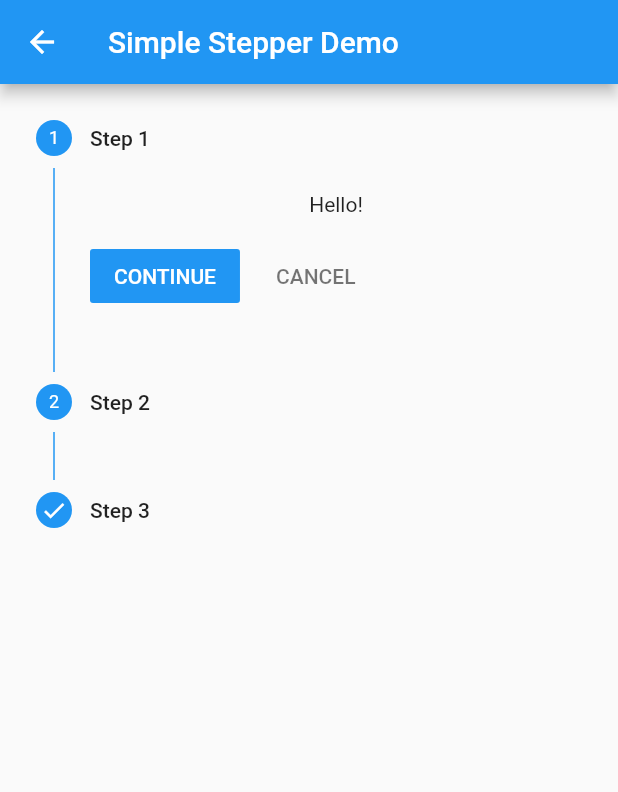
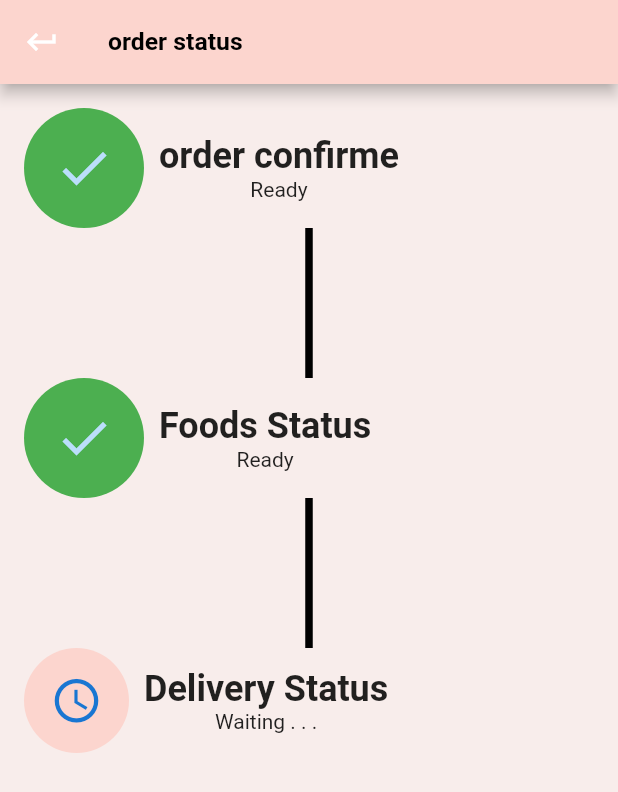
Before and after one commit to IDIRYACINE/online_order_client, a Flutter app: the screen it shows after launch, item 2 of the bottom bar chosen, after a tap on the "delivery dining" icon, on a phone screen of 412 x 824 dp. Shown: the top 792 px of the screen. Run offline on Flutter 3.47's test engine with Material 2 defaults, Android fonts, the phone set to English and light mode, and no system bars; our stand-ins replace cloud_firestore, firebase_auth, firebase_core, firebase_database, firebase_storage, google_maps_flutter and 3 more; missing offline and left inert: dart:ffi, flutter_facebook_auth; accounts and stored records are empty; statements that could not run were skipped.

Commit message:
status Screen

```diff
--- a/lib/Application/Providers/navigation_provider.dart
+++ b/lib/Application/Providers/navigation_provider.dart
@@ -16,7 +16,7 @@ class NavigationProvider with ChangeNotifier {
     CartScreen(),
     CategoryScreen(),
     ProfileScreen(),
-    StepperDemo()
+     StatusScreen()
   ];
 
   int _screenIndex = 0;
@@ -60,7 +60,7 @@ class NavigationProvider with ChangeNotifier {
   }
  void navigateToStatus(BuildContext context) {
     Navigator.push(
-        context, MaterialPageRoute(builder: (context) =>  StepperDemo()));
+        context, MaterialPageRoute(builder: (context) =>  StatusScreen()));
   }
   void navigateToDeliveryAddressScreen(
       BuildContext context, VoidCallback callback,
--- a/lib/Ui/Components/shared_components.dart
+++ b/lib/Ui/Components/shared_components.dart
@@ -1,3 +1,5 @@
+import 'dart:ffi';
+
 import 'package:flutter/material.dart';
 import '../../Domain/Catalogue/product_model.dart';
 
--- a/lib/Ui/Status/Status.dart
+++ b/lib/Ui/Status/Status.dart
@@ -1,79 +1,176 @@
 import 'package:flutter/material.dart';
+import 'package:online_order_client/Ui/Components/shared_components.dart';
 
-class StepperDemo extends StatefulWidget {
-  StepperDemo() : super();
-
-  final String title = "Stepper Demo";
+class StatusScreen extends StatefulWidget {
+  const StatusScreen({Key? key}) : super(key: key);
 
   @override
-  StepperDemoState createState() => StepperDemoState();
+  State<StatusScreen> createState() => _StatusScreenState();
 }
 
-class StepperDemoState extends State<StepperDemo> {
-  //
-  int current_step = 0;
-  static  StepState CompleteStat=StepState.complete;
- static  StepState WaitingStat = StepState.indexed;
-
-  List<Step> steps = [
-    Step(
-      title: Text('Step 1'),
-      content: Text('Hello!'),
-      state: WaitingStat,
-      isActive: true,
-    ),
-    Step(
-      title: Text('Step 2'),
-      content: Text('World!'),
-      state: WaitingStat,
-      isActive: true,
-    ),
-    Step(
-      title: Text('Step 3'),
-      content: Text('Hello World!'),
-      state: StepState.complete,
-      isActive: true,
-    ),
-  ];
+class _StatusScreenState extends State<StatusScreen> {
+  IconData IconeStatus = Icons.access_time_outlined;
+  double AvatarSize = 35;
+  Color AvatarColor = parseColor("#FCD5CE");
+  Color IconColor = Colors.white;
+  double IconeSize = 35;
+  static bool state = true; //as controller
+  String? Stt = state ? "Ready" : "Waiting. . .";
+  IconData IconeStatusTrue = Icons.check;
+  double IconeSizeTrue = 40;
+  double AvatarSizeTrue = 40;
+  Color AvatarColorTrue = Colors.green;
+//
+  IconData IconeStatus2 = Icons.access_time_outlined;
+  double AvatarSize2 = 35;
+  Color AvatarColor2 = parseColor("#FCD5CE");
+  Color IconColor2 = Colors.white;
+  double IconeSize2 = 35;
+  static bool state2 = true; //as controller
+  String? Stt2 = state2 ? "Ready" : "Waiting . . .";
+  IconData IconeStatusTrue2 = Icons.check;
+  double IconeSizeTrue2 = 40;
+  double AvatarSizeTrue2 = 40;
+  Color AvatarColorTrue2 = Colors.green;
+//
+  IconData IconeStatus3 = Icons.access_time_outlined;
+  double AvatarSize3 = 35;
+  Color AvatarColor3 = parseColor("#FCD5CE");
+  Color IconColor3 = Colors.white;
+  double IconeSize3 = 35;
+  static bool state3 = false; //as controller
+  String? Stt3 = state3 ? "Ready" : "Waiting . . .";
+  IconData IconeStatusTrue3 = Icons.check;
+  double IconeSizeTrue3 = 40;
+  double AvatarSizeTrue3 = 40;
+  Color AvatarColorTrue3 = Colors.green;
   @override
   Widget build(BuildContext context) {
+    if (state == false) {
+      state2 = false;
+    }
+    if (state2 == false) {
+      state3 = false;
+    }
     return Scaffold(
-      // Appbar
+      backgroundColor: parseColor("#F8EDEB"),
       appBar: AppBar(
-        // Title
-        title: Text("Simple Stepper Demo"),
+        title: const Text(
+          "order status",
+          style: TextStyle(
+            fontSize: 16.5,
+            fontWeight: FontWeight.bold,
+            color: Colors.black,
+          ),
+        ),
+        backgroundColor: parseColor("#FCD5CE"),
+        centerTitle: false,
+        leading: IconButton(
+            onPressed: () => Navigator.pop(context, false),
+            icon: const Icon(Icons.keyboard_return)),
       ),
-      // Body
-      body: Container(
-        child: Stepper(
-
-          currentStep: this.current_step,
-          steps: steps,
-          type: StepperType.vertical,
-          onStepTapped: (step) {
-            setState(() {
-              current_step = step;
-            });
-          },
-          onStepContinue: () {
-            setState(() {
-              if (current_step < steps.length - 1) {
-                current_step = current_step + 1;
-                WaitingStat==CompleteStat;
-              } else {
-                current_step = 0;
-              }
-            });
-          },
-          onStepCancel: () {
-            setState(() {
-              if (current_step > 0) {
-                current_step = current_step - 1;
-              } else {
-                current_step = 0;
-              }
-            });
-          },
+      body: Padding(
+        padding: const EdgeInsets.all(16.0),
+        child: Column(
+          mainAxisSize: MainAxisSize.max,
+          children: [
+            Row(
+              children: [
+                CircleAvatar(
+                  child: Icon(
+                    state ? IconeStatusTrue : IconeStatus,
+                    size: state ? IconeSizeTrue : IconeSize,
+                  ),
+                  radius: state ? AvatarSizeTrue : AvatarSize,
+                  backgroundColor: state ? AvatarColorTrue : AvatarColor,
+                ),
+                SizedBox(
+                  width: 10,
+                ),
+                Column(
+                  children: [
+                    Tooltip(
+                      message:
+                          "here you can recieve your order Confirmation from the Manager",
+                      child: Text(
+                        "order confirme",
+                        style: TextStyle(
+                            fontSize: 24, fontWeight: FontWeight.bold),
+                      ),
+                    ),
+                    Text("$Stt"),
+                  ],
+                )
+              ],
+            ),
+            SizedBox(
+              child: VerticalDivider(
+                color: Colors.black,
+                thickness: 5.0,
+              ),
+              height: 100,
+            ),
+            Row(
+              mainAxisSize: MainAxisSize.max,
+              children: [
+                CircleAvatar(
+                  child: Icon(state2 ? IconeStatusTrue2 : IconeStatus2,
+                      size: state2 ? IconeSizeTrue2 : IconeSize2),
+                  radius: state2 ? AvatarSizeTrue2 : AvatarSize2,
+                  backgroundColor: state2 ? AvatarColorTrue2 : AvatarColor2,
+                ),
+                SizedBox(
+                  width: 10,
+                ),
+                Column(
+                  children: [
+                    Tooltip(
+                      message: "Here you can track your Orderd food Status",
+                      child: Text(
+                        "Foods Status",
+                        style: TextStyle(
+                            fontSize: 24, fontWeight: FontWeight.bold),
+                      ),
+                    ),
+                    Text("$Stt2"),
+                  ],
+                )
+              ],
+            ),
+            SizedBox(
+              child: VerticalDivider(
+                color: Colors.black,
+                thickness: 5.0,
+              ),
+              height: 100,
+            ),
+            Row(
+              children: [
+                CircleAvatar(
+                  child: Icon(state3 ? IconeStatusTrue3 : IconeStatus3,
+                      size: state3 ? IconeSizeTrue3 : IconeSize3),
+                  radius: state3 ? AvatarSizeTrue3 : AvatarSize3,
+                  backgroundColor: state3 ? AvatarColorTrue3 : AvatarColor3,
+                ),
+                SizedBox(
+                  width: 10,
+                ),
+                Column(
+                  children: [
+                    Tooltip(
+                      message: "Here you can track your order Delivery",
+                      child: Text(
+                        "Delivery Status",
+                        style: TextStyle(
+                            fontSize: 24, fontWeight: FontWeight.bold),
+                      ),
+                    ),
+                    Text("$Stt3"),
+                  ],
+                )
+              ],
+            ),
+          ],
         ),
       ),
     );
--- a/lib/home_screen.dart
+++ b/lib/home_screen.dart
@@ -36,7 +36,7 @@ class HomeScreen extends StatelessWidget {
           actions: [
             IconButton(onPressed: () {
                   Navigator.push(context,
-                      MaterialPageRoute(builder: (context) => StepperDemo()));
+                      MaterialPageRoute(builder: (context) => StatusScreen()));
                 }, icon: const Icon(Icons.delivery_dining_outlined)),
             IconButton(onPressed: () {}, icon: const Icon(Icons.logout)),
           ],
```
